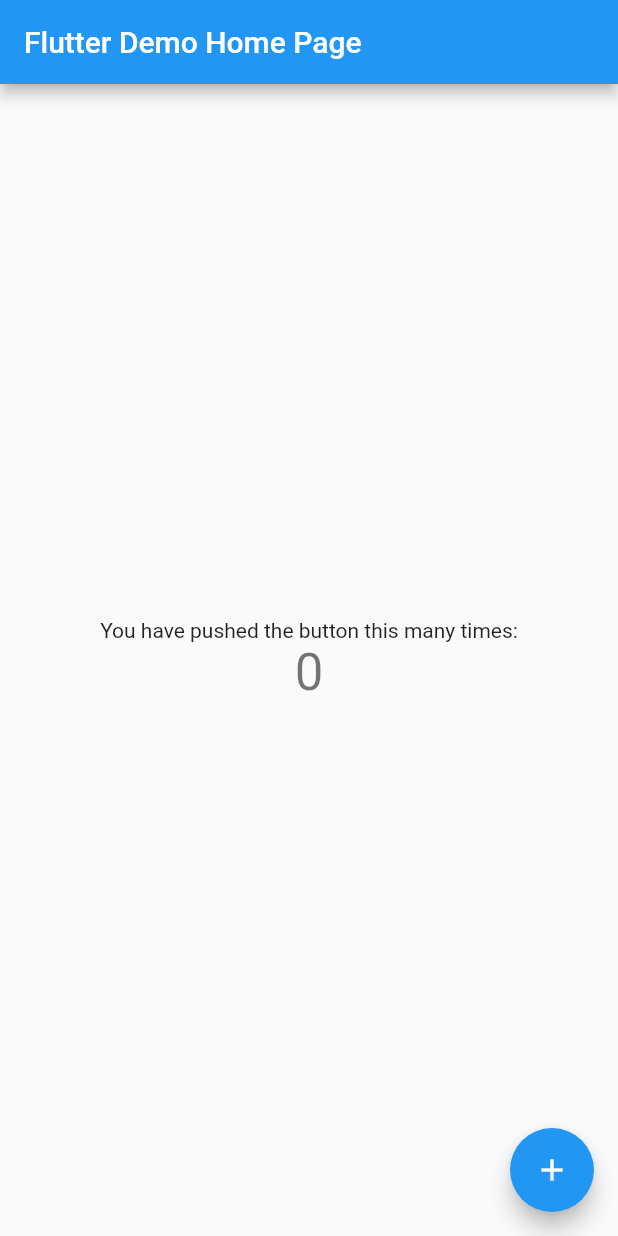
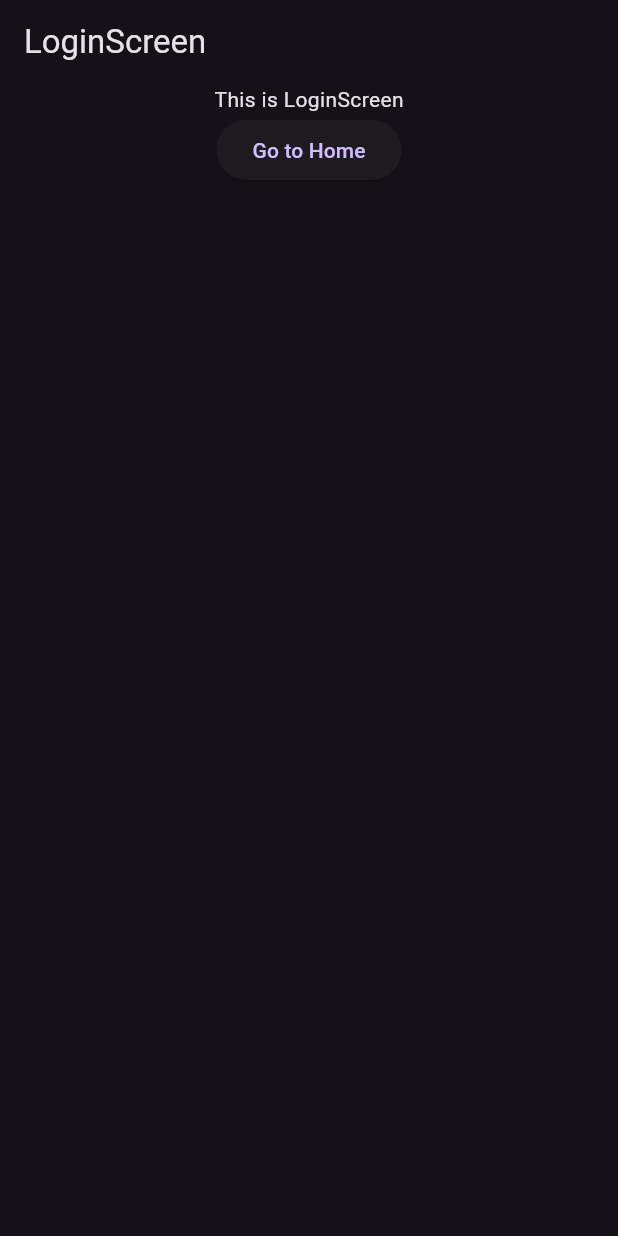
Before and after one commit to tatashidayat/flutter-poc-bottom-sheet-route, a Flutter app: the screen it shows after launch, on a phone screen of 412 x 824 dp. Run offline on Flutter 3.47's test engine with Material 2 defaults, Android fonts, the phone set to English and light mode, and no system bars.

Commit message:
chore: handle pop

```diff
--- a/lib/main.dart
+++ b/lib/main.dart
@@ -1,115 +1,7 @@
 import 'package:flutter/material.dart';
+
+import 'presentation/app.dart';
 
 void main() {
   runApp(const MyApp());
 }
-
-class MyApp extends StatelessWidget {
-  const MyApp({super.key});
-
-  // This widget is the root of your application.
-  @override
-  Widget build(BuildContext context) {
-    return MaterialApp(
-      title: 'Flutter Demo',
-      theme: ThemeData(
-        // This is the theme of your application.
-        //
-        // Try running your application with "flutter run". You'll see the
-        // application has a blue toolbar. Then, without quitting the app, try
-        // changing the primarySwatch below to Colors.green and then invoke
-        // "hot reload" (press "r" in the console where you ran "flutter run",
-        // or simply save your changes to "hot reload" in a Flutter IDE).
-        // Notice that the counter didn't reset back to zero; the application
-        // is not restarted.
-        primarySwatch: Colors.blue,
-      ),
-      home: const MyHomePage(title: 'Flutter Demo Home Page'),
-    );
-  }
-}
-
-class MyHomePage extends StatefulWidget {
-  const MyHomePage({super.key, required this.title});
-
-  // This widget is the home page of your application. It is stateful, meaning
-  // that it has a State object (defined below) that contains fields that affect
-  // how it looks.
-
-  // This class is the configuration for the state. It holds the values (in this
-  // case the title) provided by the parent (in this case the App widget) and
-  // used by the build method of the State. Fields in a Widget subclass are
-  // always marked "final".
-
-  final String title;
-
-  @override
-  State<MyHomePage> createState() => _MyHomePageState();
-}
-
-class _MyHomePageState extends State<MyHomePage> {
-  int _counter = 0;
-
-  void _incrementCounter() {
-    setState(() {
-      // This call to setState tells the Flutter framework that something has
-      // changed in this State, which causes it to rerun the build method below
-      // so that the display can reflect the updated values. If we changed
-      // _counter without calling setState(), then the build method would not be
-      // called again, and so nothing would appear to happen.
-      _counter++;
-    });
-  }
-
-  @override
-  Widget build(BuildContext context) {
-    // This method is rerun every time setState is called, for instance as done
-    // by the _incrementCounter method above.
-    //
-    // The Flutter framework has been optimized to make rerunning build methods
-    // fast, so that you can just rebuild anything that needs updating rather
-    // than having to individually change instances of widgets.
-    return Scaffold(
-      appBar: AppBar(
-        // Here we take the value from the MyHomePage object that was created by
-        // the App.build method, and use it to set our appbar title.
-        title: Text(widget.title),
-      ),
-      body: Center(
-        // Center is a layout widget. It takes a single child and positions it
-        // in the middle of the parent.
-        child: Column(
-          // Column is also a layout widget. It takes a list of children and
-          // arranges them vertically. By default, it sizes itself to fit its
-          // children horizontally, and tries to be as tall as its parent.
-          //
-          // Invoke "debug painting" (press "p" in the console, choose the
-          // "Toggle Debug Paint" action from the Flutter Inspector in Android
-          // Studio, or the "Toggle Debug Paint" command in Visual Studio Code)
-          // to see the wireframe for each widget.
-          //
-          // Column has various properties to control how it sizes itself and
-          // how it positions its children. Here we use mainAxisAlignment to
-          // center the children vertically; the main axis here is the vertical
-          // axis because Columns are vertical (the cross axis would be
-          // horizontal).
-          mainAxisAlignment: MainAxisAlignment.center,
-          children: <Widget>[
-            const Text(
-              'You have pushed the button this many times:',
-            ),
-            Text(
-              '$_counter',
-              style: Theme.of(context).textTheme.headlineMedium,
-            ),
-          ],
-        ),
-      ),
-      floatingActionButton: FloatingActionButton(
-        onPressed: _incrementCounter,
-        tooltip: 'Increment',
-        child: const Icon(Icons.add),
-      ), // This trailing comma makes auto-formatting nicer for build methods.
-    );
-  }
-}
--- /dev/null
+++ b/lib/presentation/app.dart
@@ -0,0 +1,57 @@
+import 'package:flutter/material.dart';
+import 'package:poc_bottom_sheet_route/presentation/routes.dart';
+
+class MyApp extends StatelessWidget {
+  const MyApp({super.key});
+
+  @override
+  Widget build(BuildContext context) {
+    return MaterialApp(
+      initialRoute: Routes.initial,
+      routes: Routes.all,
+      onGenerateRoute: Routes.onGenerateRoute,
+      theme: ThemeData.dark(
+        useMaterial3: true,
+      ),
+      navigatorObservers: [
+        MyRouteObserver(),
+      ],
+    );
+  }
+}
+
+class MyRouteObserver extends RouteObserver {
+  @override
+  void didPop(Route route, Route? previousRoute) {
+    super.didPop(route, previousRoute);
+    debugPrint('>>> Did pop from ${route.settings.name} '
+        'to ${previousRoute?.settings.name}');
+  }
+
+  @override
+  void didPush(Route route, Route? previousRoute) {
+    super.didPush(route, previousRoute);
+    debugPrint('>>> Did push from ${previousRoute?.settings.name} '
+        'to ${route.settings.name}');
+  }
+
+  @override
+  void didRemove(Route route, Route? previousRoute) {
+    super.didRemove(route, previousRoute);
+    debugPrint('>>> Did remove from ${previousRoute?.settings.name} '
+        'to ${route.settings.name}');
+  }
+
+  @override
+  void didReplace({Route? newRoute, Route? oldRoute}) {
+    super.didReplace(newRoute: newRoute, oldRoute: oldRoute);
+    debugPrint('>>> Did replace from ${oldRoute?.settings.name} '
+        'to ${newRoute?.settings.name}');
+  }
+
+  @override
+  void didStartUserGesture(Route route, Route? previousRoute) {
+    super.didStartUserGesture(route, previousRoute);
+    debugPrint('>>> Did user gesture on ${route.settings.name}');
+  }
+}
--- /dev/null
+++ b/lib/presentation/journey/login/login_screen.dart
@@ -0,0 +1,31 @@
+import 'package:flutter/material.dart';
+import 'package:poc_bottom_sheet_route/presentation/routes.dart';
+
+class LoginScreen extends StatelessWidget {
+  const LoginScreen({super.key});
+
+  @override
+  Widget build(BuildContext context) {
+    return Scaffold(
+      appBar: AppBar(
+        title: Text(runtimeType.toString()),
+      ),
+      body: SingleChildScrollView(
+        child: Center(
+          child: Column(
+            mainAxisAlignment: MainAxisAlignment.center,
+            children: [
+              Text('This is $runtimeType'),
+              ElevatedButton(
+                onPressed: () {
+                  Navigator.of(context).pushNamed(Routes.home);
+                },
+                child: const Text('Go to Home'),
+              )
+            ],
+          ),
+        ),
+      ),
+    );
+  }
+}
--- /dev/null
+++ b/lib/presentation/routes.dart
@@ -0,0 +1,57 @@
+import 'package:flutter/material.dart';
+import 'package:poc_bottom_sheet_route/presentation/journey/bottom_sheets/second_bottom_sheet_content.dart';
+import 'package:poc_bottom_sheet_route/presentation/journey/dashboard/dashboard_screen.dart';
+
+import 'journey/bottom_sheets/drawer_route.dart';
+import 'journey/bottom_sheets/first_bottom_sheet_content.dart';
+import 'journey/home/home_screen.dart';
+import 'journey/login/login_screen.dart';
+
+abstract class Routes {
+  static const home = '/home';
+  static const login = '/login';
+  static const dashboard = '/dashboard';
+  static const initial = login;
+
+  static Map<String, WidgetBuilder> all = {
+    home: (_) => const HomeScreen(),
+    login: (_) => const LoginScreen(),
+    dashboard: (_) => const DashboardScreen(),
+  };
+
+  static Route<dynamic>? onGenerateRoute(RouteSettings settings) {
+    // final routeName = settings.name ?? '';
+    // if (all.containsKey(routeName)) {
+    //   return MaterialPageRoute(
+    //     builder: all[routeName]!,
+    //     settings: settings,
+    //   );
+    // }
+    return BottomSheetRoutes.all(settings);
+  }
+}
+
+abstract class BottomSheetRoutes {
+  static const first = 'first';
+  static const second = 'second';
+
+  static Route<dynamic>? all(RouteSettings settings) {
+    switch (settings.name) {
+      case first:
+        return DrawerRoute(
+          isScrollControlled: true,
+          settings: settings,
+          child: const FirstBottomSheetContent(),
+        );
+      case second:
+        return DrawerRoute(
+          isScrollControlled: false,
+          settings: settings,
+          child: const SecondBottomSheetContent(),
+        );
+
+      default:
+    }
+    return null;
+  }
+}
```
Also changed, not shown: lib/presentation/journey/bottom_sheets/drawer_route.dart (added, +78 -0 lines), lib/presentation/journey/bottom_sheets/first_bottom_sheet_content.dart (added, +41 -0 lines), lib/presentation/journey/bottom_sheets/second_bottom_sheet_content.dart (added, +52 -0 lines), lib/presentation/journey/dashboard/dashboard_screen.dart (added, +30 -0 lines), lib/presentation/journey/home/home_screen.dart (added, +37 -0 lines), 1 other file.
